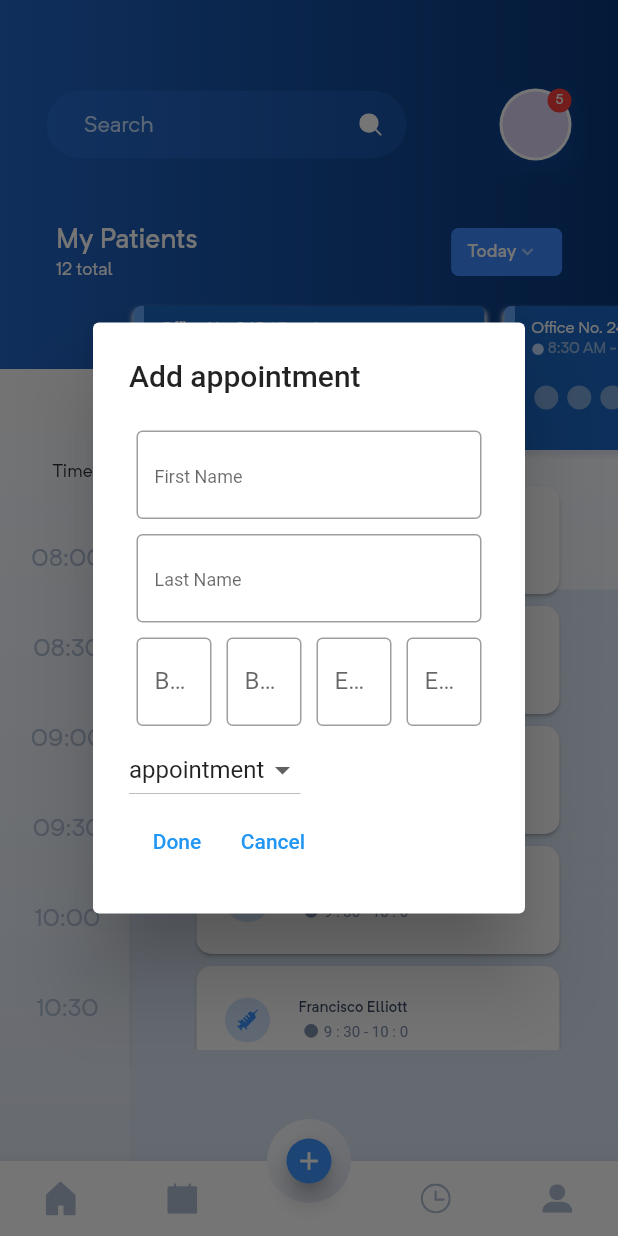
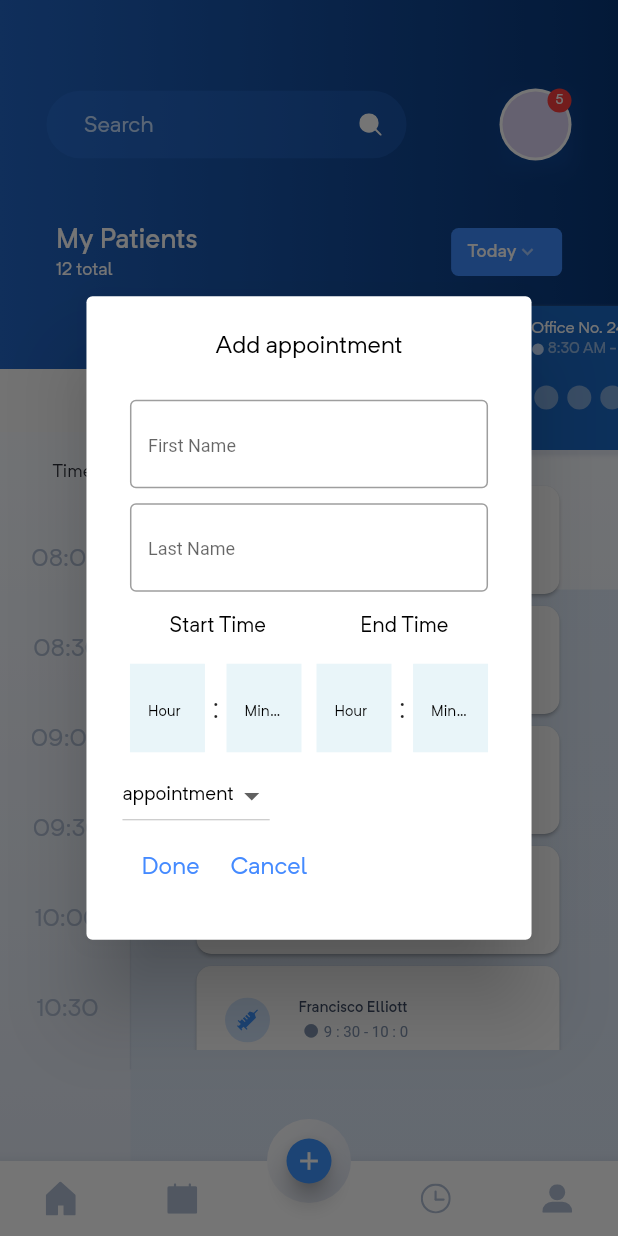
Before and after one commit to Miplex/Pharmagy, a Flutter app: the screen it shows after launch, after a tap on the "add" icon, on a phone screen of 412 x 824 dp. Run offline on Flutter 3.47's test engine with Material 2 defaults, Android fonts, the phone set to English and light mode, and no system bars; our stand-ins replace flutter_svg.

Commit message:
Fix  some problem

```diff
--- a/lib/data/model/appointment_data.dart
+++ b/lib/data/model/appointment_data.dart
@@ -1,9 +1,24 @@
+import 'package:flutter/material.dart';
+
 class AppointmentData {
-  AppointmentData(this.firstName, this.lastName,
-      this.beginTimeHour, this.beginTameMinute,
-      this.endTmeHour, this.endTimeMinute);
 
-  String  firstName, lastName,
-          beginTimeHour, beginTameMinute,
-          endTmeHour, endTimeMinute;
+final String firstName;
+  final String lastName;
+  final String beginTimeHour;
+  final String beginTameMinute;
+  final String endTmeHour;
+  final String endTimeMinute;
+ // final Widget icon;
+
+  AppointmentData({
+      required this.firstName,
+      required this.lastName,
+      required this.beginTimeHour,
+      required this.beginTameMinute,
+      required this.endTmeHour,
+      required this.endTimeMinute,
+     // required this.icon
+      });
+
+
 }
--- a/lib/main.dart
+++ b/lib/main.dart
@@ -3,7 +3,6 @@ import 'package:pharmagy/screens/calendar_screen/calendar_screen_widget.dart';
 import 'package:pharmagy/screens/clock_screen/clock_screen_widget.dart';
 import 'package:pharmagy/screens/home_screen/home_screen_widget.dart';
 import 'package:pharmagy/screens/profile_screen/profile_screen_widget.dart';
-import 'package:pharmagy/screens/schedule_scroll_widget.dart';
 
 void main() {
   runApp(const MyApp());
--- /dev/null
+++ b/lib/screens/home_screen/widgets/alert/alertTimeWidget.dart
@@ -0,0 +1,44 @@
+import 'package:flutter/material.dart';
+import 'package:flutter/services.dart';
+
+import '../../../../constants/constants.dart';
+
+class AlertTimeWidget extends StatelessWidget {
+  const AlertTimeWidget({
+    Key? key,
+    required this.beginTimeController,
+    required this.hintTimeText,
+  }) : super(key: key);
+
+  final TextEditingController beginTimeController;
+  final String hintTimeText;
+
+  @override
+  Widget build(BuildContext context) {
+    return Container(
+      padding: const EdgeInsets.symmetric(vertical: 5.0, horizontal: 5.0),
+      width: 60.0,
+      child: TextField(
+        controller: beginTimeController,
+        keyboardType: TextInputType.number,
+        inputFormatters: [
+          FilteringTextInputFormatter.digitsOnly,
+          FilteringTextInputFormatter.allow(RegExp(r'[1-2]')),
+        ],
+        maxLength: 2,
+        decoration: InputDecoration(
+          hintText: hintTimeText,
+          counter: const Offstage(),
+          filled: true,
+          fillColor: const Color(0xFFe9f5f9),
+          hintStyle:  kCardsWidgetSecondTextStyle.copyWith(
+            color: Colors.black, fontSize: 10
+            ),
+          border: const OutlineInputBorder(
+              borderRadius: BorderRadius.all(Radius.zero),
+              borderSide: BorderSide.none),
+        ),
+      ),
+    );
+  }
+}
--- a/lib/screens/home_screen/widgets/floating_action_button_widget.dart
+++ b/lib/screens/home_screen/widgets/floating_action_button_widget.dart
@@ -1,7 +1,8 @@
 import 'package:flutter/material.dart';
-import 'package:pharmagy/screens/home_screen/widgets/list_card_widget.dart';
 import 'package:pharmagy/constants/constants.dart';
 import 'package:pharmagy/data/model/appointment_data.dart';
+
+import 'alert/alertTimeWidget.dart';
 
 class FloatingActionButtonWidget extends StatefulWidget {
   const FloatingActionButtonWidget({
@@ -11,11 +12,9 @@ class FloatingActionButtonWidget extends StatefulWidget {
   @override
   _FloatingActionButtonState createState() => _FloatingActionButtonState();
 }
+
 class _FloatingActionButtonState extends State<FloatingActionButtonWidget> {
 
-    String dataDropDownValue = 'appointment';
-    final item = ['appointment', 'anesthesia', 'mouthwash'];
-    TimeOfDay selectedTime = TimeOfDay.now();
 
   final firstNameController = TextEditingController();
   final lastNameController = TextEditingController();
@@ -23,33 +22,38 @@ class FloatingActionButtonWidget extends StatefulWidget {
   final beginTimeMinuteController = TextEditingController();
   final endTimeHourController = TextEditingController();
   final endTimeMinuteController = TextEditingController();
-    AppointmentData appData = AppointmentData('', '', '', '', '', '');
+
+  List<AppointmentData> appointmentData = [];
 
 
-    void _printlatestvalue(BuildContext context){
-        // appData.firstName = firstNameController.text;
-        // appData.lastName = lastNameController.text;
-        // print(appData.firstName);
-        // print(appData.lastName);
+  addData() {
+    appointmentData = [
+      AppointmentData(
+        firstName: firstNameController.text,
+        lastName: lastNameController.text,
+        beginTimeHour: beginTimeHourController.text,
+        beginTameMinute: beginTimeMinuteController.text,
+        endTmeHour: endTimeHourController.text,
+        endTimeMinute: endTimeMinuteController.text,
+      )
+    ];
+  }
 
-        Navigator.push(context, MaterialPageRoute(
-            builder: (context) => ListCardWidget(
-              firstNameController: firstNameController.text,
-              lastNameController: lastNameController.text,
-              beginTimeHourController: int.parse(beginTimeHourController.text),
-              beginTimeMinuteController: int.parse(beginTimeMinuteController.text),
-              endTimeHourController: int.parse(endTimeHourController.text),
-              endTimeMinuteController: int.parse(endTimeMinuteController.text),
-            ),
-        )
-        );
-      // print(firstNameController.text);
-      // print(lastNameController.text);
-      // print(beginTimeHourController.text);
-      // print(beginTimeMinuteController.text);
-      // print(endTimeHourController.text);
-      // print(endTimeMinuteController.text);
-    }
+  // void _printlatestvalue(BuildContext context) {
+  //   Navigator.push(
+  //       context,
+  //       MaterialPageRoute(
+  //         builder: (context) => ListCardWidget(
+  //           firstNameController: firstNameController.text,
+  //           lastNameController: lastNameController.text,
+  //           beginTimeHourController: int.parse(beginTimeHourController.text),
+  //           beginTimeMinuteController:
+  //               int.parse(beginTimeMinuteController.text),
+  //           endTimeHourController: int.parse(endTimeHourController.text),
+  //           endTimeMinuteController: int.parse(endTimeMinuteController.text),
+  //         ),
+  //       ));
+  // }
 
   @override
   Widget build(BuildContext context) {
@@ -66,7 +70,7 @@ class FloatingActionButtonWidget extends StatefulWidget {
           child: FloatingActionButton(
             onPressed: () {
               //AlertDialog
-                buildShowDialog(context, item);
+              buildShowDialog(context);
             },
             child: const Icon(
               Icons.add,
@@ -79,141 +83,202 @@ class FloatingActionButtonWidget extends StatefulWidget {
     );
   }
 
-    Future<dynamic> buildShowDialog(BuildContext context, List<String> item) {
+  Future<dynamic>buildShowDialog(BuildContext context){
+
+     String dataDropDownValue = 'appointment';
+     final item = ['appointment', 'anesthesia', 'mouthwash'];
+
+        changeIcon(String value) {
+    for (var element in item) {
+      if (value == element) {
+      print(value);
+    }
+    }
+  }
 
     return showDialog(
       context: context,
-                builder: (context) =>
-                    AlertDialog(
-                      title:  const Text('Add appointment'),
+      builder: (context) => StatefulBuilder(
+        builder: (context, setState){
+        return  AlertDialog(
+          title:  Text('Add appointment',
+          textAlign: TextAlign.center, style: kCardsWidgetSecondTextStyle.copyWith(color: Colors.black, fontSize: 16),
+          ),
           content: SingleChildScrollView(
             child: Column(
               crossAxisAlignment: CrossAxisAlignment.start,
               children: [
                 Container(
-                              padding: const EdgeInsets.symmetric(vertical: 5.0, horizontal: 5.0),
-                              child:  TextField(
+                  padding:
+                      const EdgeInsets.symmetric(vertical: 5.0, horizontal: 5.0),
+                  child: TextField(
                     controller: firstNameController,
                     decoration: const InputDecoration(
                       hintText: 'First Name',
-                                    hintStyle: TextStyle(fontSize: 12.0,),
+                      hintStyle: TextStyle(
+                        fontSize: 12.0,
+                      ),
                       border: OutlineInputBorder(),
                     ),
                   ),
                 ),
                 Container(
-                                padding: const EdgeInsets.symmetric(vertical: 5.0, horizontal: 5.0),
-                                child:  TextField(
+                  padding:
+                      const EdgeInsets.symmetric(vertical: 5.0, horizontal: 5.0),
+                  child: TextField(
                     controller: lastNameController,
                     decoration: const InputDecoration(
                       hintText: 'Last Name',
-                                    hintStyle: TextStyle(fontSize: 12.0,),
+                      hintStyle: TextStyle(
+                        fontSize: 12.0,
+                      ),
                       border: OutlineInputBorder(),
                     ),
                   ),
                 ),
+                Column(
+                  children: [
+                    const SizedBox(
+                      height: 10.0,
+                    ),
                     Row(
+                      mainAxisAlignment: MainAxisAlignment.spaceAround,
                       children:  [
-                                  Container(
-                                    padding: const EdgeInsets.symmetric(vertical: 5.0, horizontal: 5.0),
-                                    width: 60.0,
-                                    child:  TextField(
-                                      controller: beginTimeHourController,
-                                      keyboardType: TextInputType.number,
-                                      decoration: const InputDecoration(
-                                        labelText: 'Begin Time',
-                                        hintText: 'Hour',
-                                        hintStyle: TextStyle(fontSize: 12.0,),
-                                        border: OutlineInputBorder(),
+                        Text('Start Time', style: kCardsWidgetSecondTextStyle.copyWith(color: Colors.black, fontSize: 14),),
+                        Text('End Time', style: kCardsWidgetSecondTextStyle.copyWith(color: Colors.black, fontSize: 14),),
+                      ],
                     ),
+                    const SizedBox(
+                      height: 10.0,
                     ),
+                    Row(
+                      children: [
+                        AlertTimeWidget(
+                          beginTimeController: beginTimeHourController,
+                          hintTimeText: 'Hour',
                         ),
-                                  Container(
-                                    padding: const EdgeInsets.symmetric(vertical: 5.0, horizontal: 5.0),
-                                    width: 60.0,
-                                    child:   TextField(
-                                      controller: beginTimeMinuteController,
-                                      keyboardType: TextInputType.number,
-                                      decoration: const InputDecoration(
-                                        labelText: 'Begin Time',
-                                        hintText: 'Minute',
-                                        hintStyle: TextStyle(fontSize: 12.0,),
-                                        border: OutlineInputBorder(),
+                       const Text(':',  style: TextStyle(fontSize: 18),),
+                        AlertTimeWidget(
+                          beginTimeController: beginTimeMinuteController,
+                          hintTimeText: 'Minute',
                         ),
+                        AlertTimeWidget(
+                          beginTimeController: endTimeHourController,
+                          hintTimeText: 'Hour',
                         ),
+                        const Text(':', style: TextStyle(fontSize: 18),),
+                        AlertTimeWidget(
+                          beginTimeController: endTimeMinuteController,
+                          hintTimeText: 'Minute',
                         ),
-                                  Container(
-                                    padding: const EdgeInsets.symmetric(vertical: 5.0, horizontal: 5.0),
-                                    width: 60.0,
-                                    child: TextField(
-                                      controller: endTimeHourController,
-                                      keyboardType: TextInputType.number,
-                                      decoration: const InputDecoration(
-                                        labelText: 'End Time',
-                                        hintText: 'Hour',
-                                        hintStyle: TextStyle(fontSize: 12.0,),
-                                        border: OutlineInputBorder(),
-                                      ),
-                                    ),
-                                  ),
-                                  Container(
-                                    padding: const EdgeInsets.symmetric(vertical: 5.0, horizontal: 5.0),
-                                    width: 60.0,
-                                    child:   TextField(
-                                      controller: endTimeMinuteController,
-                                      keyboardType: TextInputType.number,
-                                      decoration: const InputDecoration(
-                                        labelText: 'End Time',
-                                        hintText: 'Minute',
-                                        hintStyle: TextStyle(fontSize: 12.0,),
-                                        border: OutlineInputBorder(),
-                                      ),
-                                    ),
+                        // Container(
+                        //   padding: const EdgeInsets.symmetric(
+                        //       vertical: 5.0, horizontal: 5.0),
+                        //   width: 60.0,
+                        //   child: TextField(
+                        //     controller: beginTimeMinuteController,
+                        //     keyboardType: TextInputType.number,
+                        //     maxLength: 2,
+                        //     inputFormatters: [FilteringTextInputFormatter.digitsOnly],
+                        //     decoration: const InputDecoration(
+                        //       hintText: 'Minute',
+                        //       counter: Offstage(),
+                        //       hintStyle: TextStyle(
+                        //         fontSize: 12.0,
+                        //       ),
+                        //       border: OutlineInputBorder(),
+                        //     ),
+                        //   ),
+                        // ),
+                        // Container(
+                        //   padding: const EdgeInsets.symmetric(
+                        //       vertical: 5.0, horizontal: 5.0),
+                        //   width: 60.0,
+                        //   child: TextField(
+                        //     controller: endTimeHourController,
+                        //     keyboardType: TextInputType.number,
+                        //     maxLength: 2,
+                        //     inputFormatters: [FilteringTextInputFormatter.digitsOnly],
+                        //     decoration: const InputDecoration(
+                        //       hintText: 'Hour',
+                        //       counter: Offstage(),
+                        //       hintStyle: TextStyle(
+                        //         fontSize: 12.0,
+                        //       ),
+                        //       border: OutlineInputBorder(),
+                        //     ),
+                        //   ),
+                        // ),
+                        // Container(
+                        //   padding: const EdgeInsets.symmetric(
+                        //       vertical: 5.0, horizontal: 5.0),
+                        //   width: 60.0,
+                        //   child: TextField(
+                        //     controller: endTimeMinuteController,
+                        //     keyboardType: TextInputType.number,
+                        //     maxLength: 2,
+                        //     inputFormatters: [FilteringTextInputFormatter.digitsOnly],
+                        //     decoration: const InputDecoration(
+                        //       hintText: 'Minute',
+                        //       counter: Offstage(),
+                        //       hintStyle: TextStyle(
+                        //         fontSize: 12.0,
+                        //       ),
+                        //       border: OutlineInputBorder(),
+                        //     ),
+                        //   ),
+                        // ),
+                      ],
                     ),
                   ],
                 ),
                 DropdownButton<String>(
                   items: item.map(buildMenuItem).toList(),
                   alignment: Alignment.centerRight,
-                                value:  dataDropDownValue,
+                  value: dataDropDownValue,
                   onChanged: (String? value) {
-                                  //print(value);
-                                  print(dataDropDownValue);
                     setState(() {
                       dataDropDownValue = value!;
+                      changeIcon(dataDropDownValue);
+                    });
+                      //changeIcon(dataDropDownValue);
+
                       // print(dataDropDownValue);
-                                  });
+
                   },
                 ),
                 Row(
                   children: [
                     TextButton(
-                                    onPressed: (){
+                      onPressed: () {
                         //Navigator.pop();
                         //Пример передачи данных
-                                      _printlatestvalue(context);
+                        // _printlatestvalue(context);
+                        addData();
                       },
-                                    child: const Text('Done'),
+                      child:  Text('Done', style: kCardsWidgetSecondTextStyle.copyWith(fontSize: 16, color:  Colors.blueAccent)),
                       ),
+
                     TextButton(
-                                    onPressed: (){
+                      onPressed: () {
                         Navigator.pop(context);
                       },
-                                    child: const Text('Cancel'),
+                      child:  Text('Cancel', style: kCardsWidgetSecondTextStyle.copyWith(fontSize: 16, color: Colors.blueAccent),),
                     ),
                   ],
                 ),
               ],
             ),
           ),
+        );
+        }
+
       ),
     );
   }
 
-    DropdownMenuItem<String> buildMenuItem(String item) =>
-        DropdownMenuItem(
+  DropdownMenuItem<String> buildMenuItem(String item) => DropdownMenuItem(
         value: item,
-          child: Text(item),
+        child: Text(item, style: kCardsWidgetSecondTextStyle.copyWith(color: Colors.black, fontSize: 13),),
       );
-
 }
--- a/lib/screens/home_screen/widgets/list_card_widget.dart
+++ b/lib/screens/home_screen/widgets/list_card_widget.dart
@@ -5,7 +5,6 @@ import 'package:pharmagy/data/model/appointment_data.dart';
 class ListCardWidget extends StatelessWidget {
   ListCardWidget({
     Key? key,
-    this.appointmentData,
     this.firstNameController,
     this.lastNameController,
     required this.beginTimeHourController,
@@ -13,13 +12,16 @@ class ListCardWidget extends StatelessWidget {
     required this.endTimeHourController,
     required this.endTimeMinuteController
   }) : super(key: key);
-final AppointmentData? appointmentData;
   final firstNameController;
   final lastNameController;
   final int beginTimeHourController;
   final int beginTimeMinuteController;
   final int endTimeHourController;
   final int endTimeMinuteController;
+
+
+
+
   @override
   Widget build(BuildContext context) {
     return SizedBox(
@@ -78,8 +80,8 @@ final AppointmentData? appointmentData;
                     ),
                     Text(
                       // '8:30 AM - 09:00 AM',
-                       '${beginTimeHourController} : ${beginTimeMinuteController} - ${endTimeHourController} : ${endTimeMinuteController}',
-                      style:  TextStyle(
+                       '$beginTimeHourController : $beginTimeMinuteController - $endTimeHourController : $endTimeMinuteController',
+                      style:  const TextStyle(
                           color: Color(0xff8193ae),
                           fontSize: 10,
                           height: 1.7),
```
Also changed, not shown: 1 other file. Lines whose indentation alone changed are shown as unchanged.
